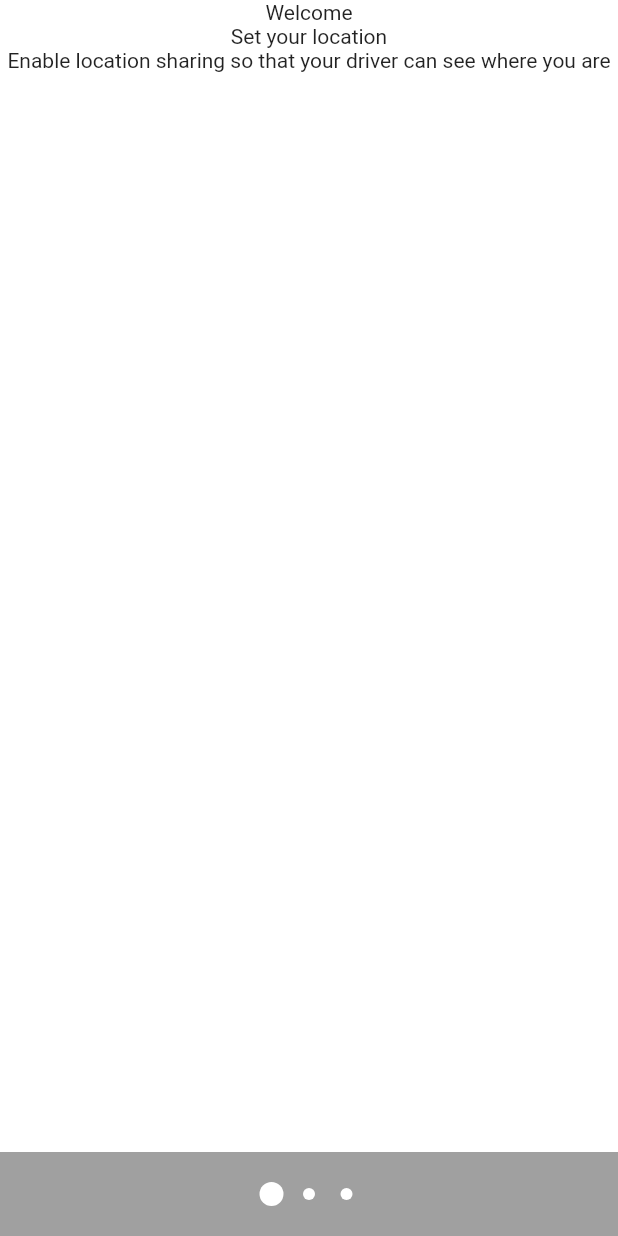
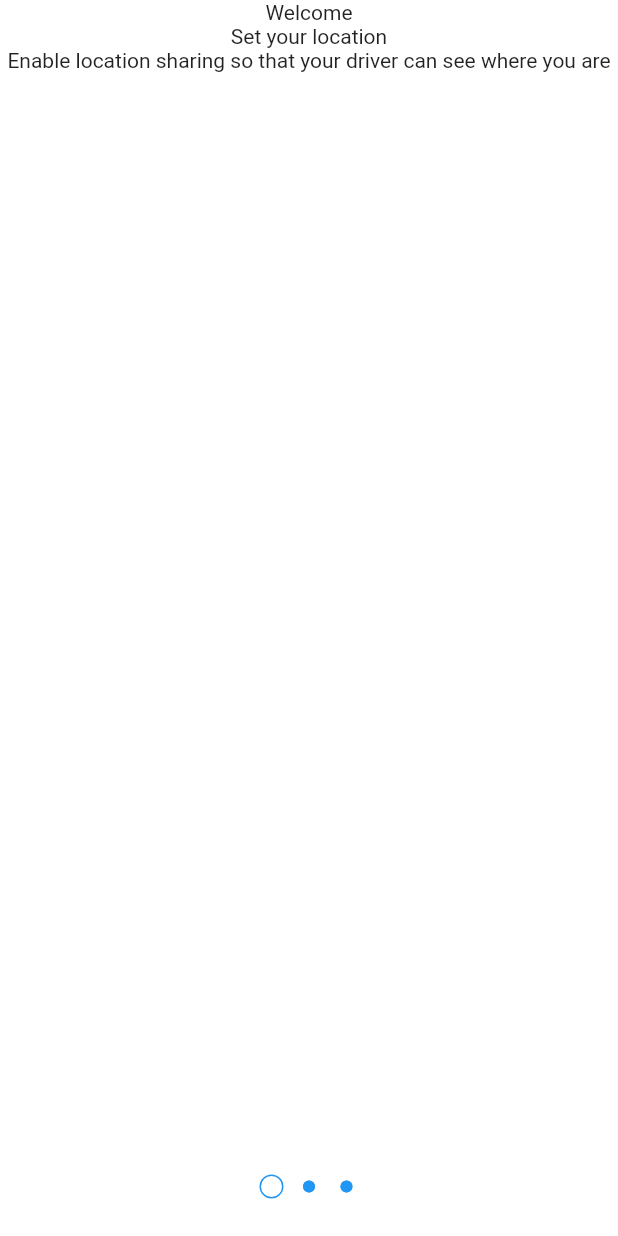
Before and after one commit to maelfosso/andi-taxi-mobile-app, a Flutter app: the screen it shows after launch, on a phone screen of 412 x 824 dp. Run offline on Flutter 3.47's test engine with Material 2 defaults, Android fonts, the phone set to English and light mode, and no system bars.

Commit message:
dot-indicator implemented

```diff
--- a/lib/ui/welcome.dart
+++ b/lib/ui/welcome.dart
@@ -73,8 +73,7 @@ class _WelcomeState extends State<Welcome> {
 
   _buildDot() {
     return Container(
-      color: Colors.grey[800].withOpacity(0.5),
-      padding: const EdgeInsets.all(20.0),
+      padding: const EdgeInsets.all(25.0),
       child: new Center(
         child: new DotsIndicator(
           controller: _controller,
@@ -89,11 +88,6 @@ class _WelcomeState extends State<Welcome> {
         ),
       ),
     );
-    // Container(
-    //   child: Center(
-    //     child: Text("dot ..."),
-    //   ),
-    // );
   }
 
   @override
@@ -141,7 +135,7 @@ class DotsIndicator extends AnimatedWidget {
   /// The color of the dots.
   ///
   /// Defaults to `Colors.white`.
-  final Color color;
+  Color color;
 
   // The base size of the dots
   static const double _kDotSize = 8.0;
@@ -160,13 +154,22 @@ class DotsIndicator extends AnimatedWidget {
       ),
     );
     double zoom = 1.0 + (_kMaxZoom - 1.0) * selectedness;
+    bool current = (controller.page ?? controller.initialPage) == index;
+
     return new Container(
       width: _kDotSpacing,
       child: new Center(
         child: new Material(
-          color: color,
+          color: (current ? Colors.white : Colors.blue),
           type: MaterialType.circle,
+          shadowColor: Colors.red,
           child: new Container(
+            decoration: BoxDecoration(
+              borderRadius: BorderRadius.all(Radius.circular(50)),
+              border: Border.all(
+                color: Colors.blue,
+              ),
+            ),
             width: _kDotSize * zoom,
             height: _kDotSize * zoom,
             child: new InkWell(
```
